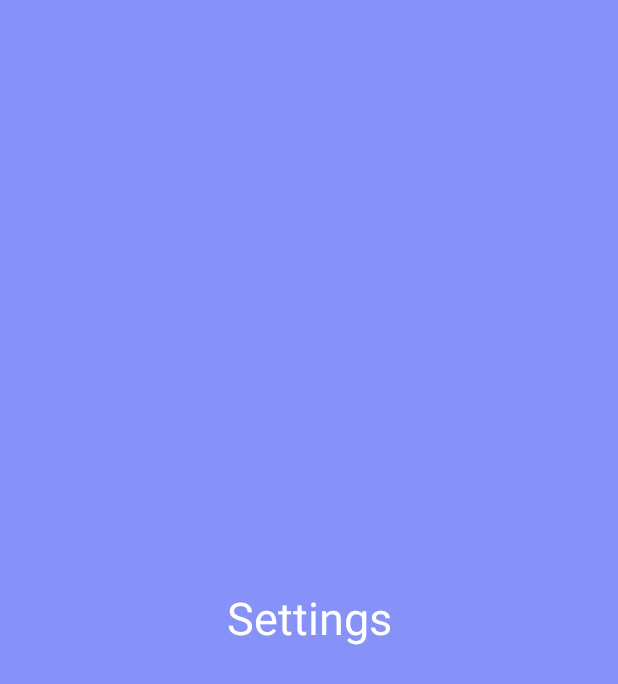
After one commit to cguzmancode/FitApp, an Android app: the fragment SettingFragment shown on its own in the app's theme, on a phone screen of 412 x 824 dp. The commit adds this screen. Shown: the top 684 px of the screen. Run offline under Robolectric (Android 15) with nearby library versions, the phone set to English and light mode, and no system bars.

Commit message:
Created and configure basic empty fragments

```diff
--- /dev/null
+++ b/app/src/main/java/com/example/fitapp/SettingFragment.java
@@ -0,0 +1,21 @@
+package com.example.fitapp;
+
+import android.os.Bundle;
+
+import androidx.fragment.app.Fragment;
+
+import android.view.LayoutInflater;
+import android.view.View;
+import android.view.ViewGroup;
+
+
+public class SettingFragment extends Fragment {
+
+
+    @Override
+    public View onCreateView(LayoutInflater inflater, ViewGroup container,
+                             Bundle savedInstanceState) {
+        // Inflate the layout for this fragment
+        return inflater.inflate(R.layout.fragment_setting, container, false);
+    }
+}
--- /dev/null
+++ b/app/src/main/res/layout/fragment_setting.xml
@@ -0,0 +1,18 @@
+<?xml version="1.0" encoding="utf-8"?>
+<FrameLayout xmlns:android="http://schemas.android.com/apk/res/android"
+    xmlns:tools="http://schemas.android.com/tools"
+    android:layout_width="match_parent"
+    android:layout_height="match_parent"
+    android:background="@color/lavender"
+    tools:context=".SettingFragment">
+
+    <!-- TODO: Update blank fragment layout -->
+    <TextView
+        android:layout_width="match_parent"
+        android:layout_height="match_parent"
+        android:text="Settings"
+        android:gravity="center"
+        android:textSize="30sp"
+        android:textColor="@color/white"/>
+
+</FrameLayout>
--- a/app/src/main/res/values/strings.xml
+++ b/app/src/main/res/values/strings.xml
@@ -1,3 +1,5 @@
 <resources>
     <string name="app_name">FitApp</string>
+    <!-- TODO: Remove or change this placeholder text -->
+    <string name="hello_blank_fragment">Hello blank fragment</string>
 </resources>
```
Also changed, not shown: app/src/main/java/com/example/fitapp/AboutFragment.java (added, +22 -0 lines), app/src/main/java/com/example/fitapp/HomeFragment.java (added, +20 -0 lines), app/src/main/java/com/example/fitapp/WorkoutFragment.java (added, +21 -0 lines), app/src/main/res/layout/fragment_about.xml (added, +18 -0 lines), app/src/main/res/layout/fragment_home.xml (added, +18 -0 lines), app/src/main/res/layout/fragment_workout.xml (added, +18 -0 lines).
